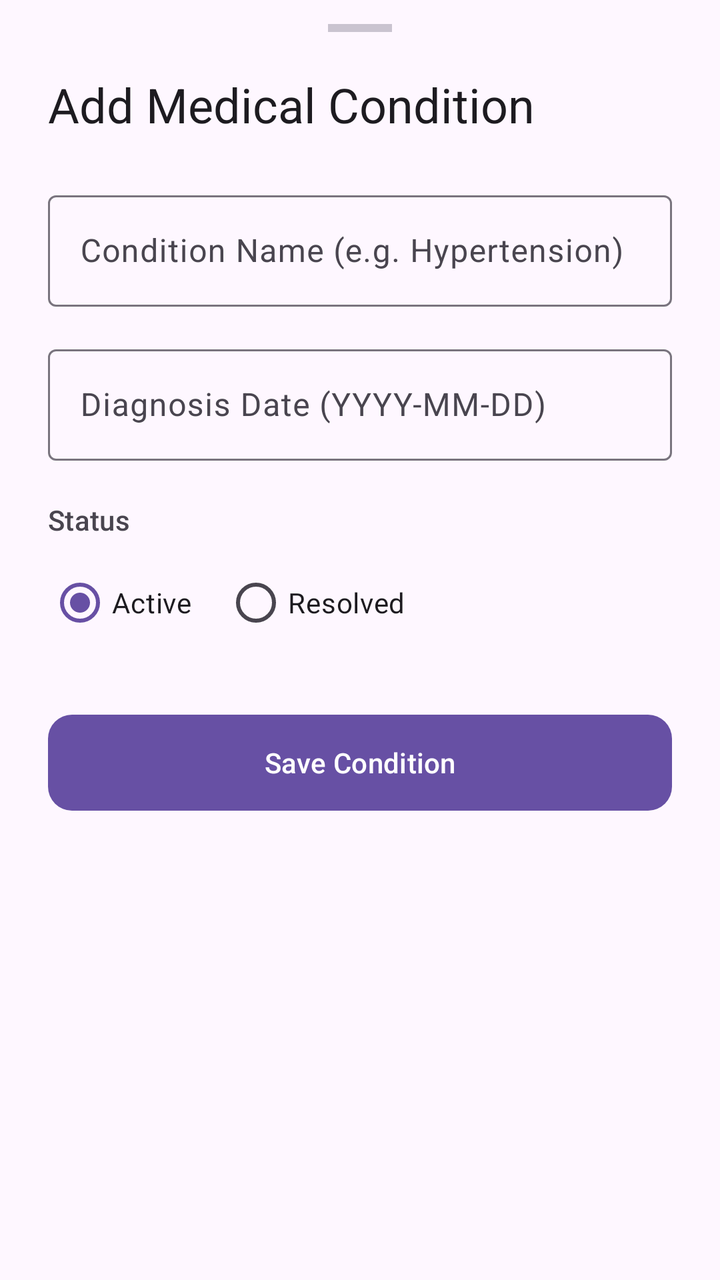
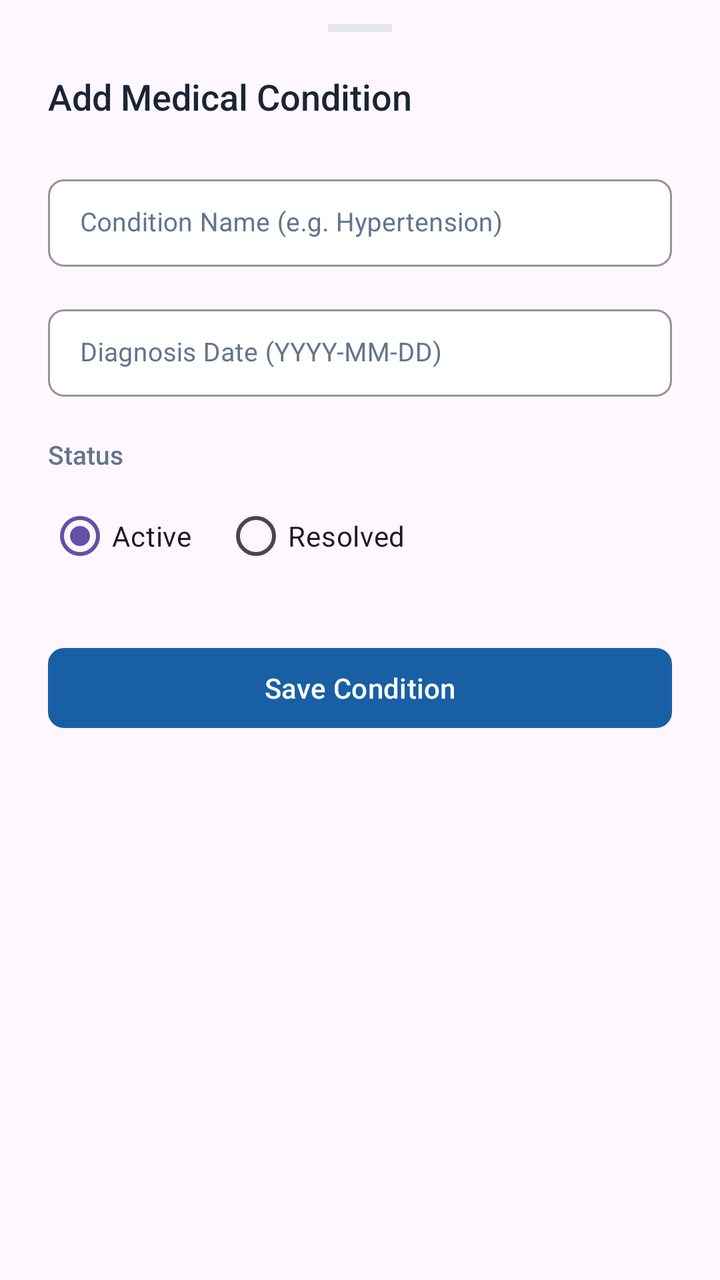

An Android layout rendered at two revisions. The XML below is the earlier revision; the diff shows what the commit changed to produce the second picture.
<!-- AndroidManifest.xml: application theme Theme.Healthcare_app -->
<!-- res/layout/bottom_sheet_add_condition.xml -->
<?xml version="1.0" encoding="utf-8"?>
<androidx.core.widget.NestedScrollView xmlns:android="http://schemas.android.com/apk/res/android"
    xmlns:app="http://schemas.android.com/apk/res-auto"
    android:layout_width="match_parent"
    android:layout_height="wrap_content">

    <LinearLayout
        android:layout_width="match_parent"
        android:layout_height="wrap_content"
        android:orientation="vertical"
        android:paddingStart="24dp"
        android:paddingEnd="24dp"
        android:paddingTop="12dp"
        android:paddingBottom="32dp">

        
        <View
            android:layout_width="32dp"
            android:layout_height="4dp"
            android:layout_gravity="center_horizontal"
            android:layout_marginBottom="20dp"
            android:background="?attr/colorOutlineVariant"
            android:backgroundTint="?attr/colorOutlineVariant" />

        
        <TextView
            android:layout_width="wrap_content"
            android:layout_height="wrap_content"
            android:text="Add Medical Condition"
            android:textAppearance="?attr/textAppearanceHeadlineSmall"
            android:textColor="?attr/colorOnSurface"
            android:layout_marginBottom="24dp" />

        
        <com.google.android.material.textfield.TextInputLayout
            style="@style/Widget.Material3.TextInputLayout.OutlinedBox"
            android:layout_width="match_parent"
            android:layout_height="wrap_content"
            android:layout_marginBottom="16dp"
            android:hint="Condition Name (e.g. Hypertension)">

            <com.google.android.material.textfield.TextInputEditText
                android:id="@+id/inputConditionName"
                android:layout_width="match_parent"
                android:layout_height="wrap_content"
                android:inputType="text" />

        </com.google.android.material.textfield.TextInputLayout>

        
        <com.google.android.material.textfield.TextInputLayout
            style="@style/Widget.Material3.TextInputLayout.OutlinedBox"
            android:layout_width="match_parent"
            android:layout_height="wrap_content"
            android:layout_marginBottom="20dp"
            android:hint="Diagnosis Date (YYYY-MM-DD)">

            <com.google.android.material.textfield.TextInputEditText
                android:id="@+id/inputDiagnosisDate"
                android:layout_width="match_parent"
                android:layout_height="wrap_content"
                android:focusable="false"
                android:clickable="true"
                android:inputType="none" />

        </com.google.android.material.textfield.TextInputLayout>

        
        <TextView
            android:layout_width="wrap_content"
            android:layout_height="wrap_content"
            android:text="Status"
            android:textAppearance="?attr/textAppearanceLabelLarge"
            android:textColor="?attr/colorOnSurfaceVariant"
            android:layout_marginBottom="8dp" />

        
        <RadioGroup
            android:id="@+id/radioGroupStatus"
            android:layout_width="match_parent"
            android:layout_height="wrap_content"
            android:orientation="horizontal"
            android:layout_marginBottom="28dp">

            <com.google.android.material.radiobutton.MaterialRadioButton
                android:id="@+id/radioActive"
                android:layout_width="wrap_content"
                android:layout_height="wrap_content"
                android:text="Active"
                android:checked="true" />

            <com.google.android.material.radiobutton.MaterialRadioButton
                android:id="@+id/radioResolved"
                android:layout_width="wrap_content"
                android:layout_height="wrap_content"
                android:layout_marginStart="16dp"
                android:text="Resolved" />

        </RadioGroup>

        
        <com.google.android.material.button.MaterialButton
            android:id="@+id/btnSaveCondition"
            android:layout_width="match_parent"
            android:layout_height="56dp"
            android:text="Save Condition"
            app:cornerRadius="12dp" />

    </LinearLayout>

</androidx.core.widget.NestedScrollView>
<!-- resources referenced by this layout -->
<resources>
  <style name="Theme.Healthcare_app" parent="Base.Theme.Healthcare_app" />
  <style name="Base.Theme.Healthcare_app" parent="Theme.Material3.DayNight.NoActionBar">
      </style>
</resources>

<!-- the commit's change to res/layout/bottom_sheet_add_condition.xml (unified diff, before → after) -->
@@ -19,21 +19,31 @@
             android:layout_height="4dp"
             android:layout_gravity="center_horizontal"
             android:layout_marginBottom="20dp"
-            android:background="?attr/colorOutlineVariant"
-            android:backgroundTint="?attr/colorOutlineVariant" />
+            android:background="#E2E8F0"
+            android:backgroundTint="#E2E8F0" />
 
         
         <TextView
             android:layout_width="wrap_content"
             android:layout_height="wrap_content"
             android:text="Add Medical Condition"
-            android:textAppearance="?attr/textAppearanceHeadlineSmall"
-            android:textColor="?attr/colorOnSurface"
+            android:textSize="18sp"
+            android:fontFamily="sans-serif-medium"
+            android:textColor="#1A2535"
             android:layout_marginBottom="24dp" />
 
         
         <com.google.android.material.textfield.TextInputLayout
-            style="@style/Widget.Material3.TextInputLayout.OutlinedBox"
+            style="@style/Widget.MaterialComponents.TextInputLayout.OutlinedBox.Dense"
+            android:textColorHint="#64748B"
+            app:boxBackgroundColor="#FFFFFF"
+            app:boxStrokeColor="#E2E8F0"
+            app:boxStrokeWidth="1dp"
+            app:boxCornerRadiusTopStart="8dp"
+            app:boxCornerRadiusTopEnd="8dp"
+            app:boxCornerRadiusBottomStart="8dp"
+            app:boxCornerRadiusBottomEnd="8dp"
+            app:hintTextColor="#185FA5"
             android:layout_width="match_parent"
             android:layout_height="wrap_content"
             android:layout_marginBottom="16dp"
@@ -43,13 +53,25 @@
                 android:id="@+id/inputConditionName"
                 android:layout_width="match_parent"
                 android:layout_height="wrap_content"
-                android:inputType="text" />
+                android:inputType="text"
+                android:textSize="13sp"
+                android:textColor="#1A2535"
+                android:fontFamily="sans-serif" />
 
         </com.google.android.material.textfield.TextInputLayout>
 
         
         <com.google.android.material.textfield.TextInputLayout
-            style="@style/Widget.Material3.TextInputLayout.OutlinedBox"
+            style="@style/Widget.MaterialComponents.TextInputLayout.OutlinedBox.Dense"
+            android:textColorHint="#64748B"
+            app:boxBackgroundColor="#FFFFFF"
+            app:boxStrokeColor="#E2E8F0"
+            app:boxStrokeWidth="1dp"
+            app:boxCornerRadiusTopStart="8dp"
+            app:boxCornerRadiusTopEnd="8dp"
+            app:boxCornerRadiusBottomStart="8dp"
+            app:boxCornerRadiusBottomEnd="8dp"
+            app:hintTextColor="#185FA5"
             android:layout_width="match_parent"
             android:layout_height="wrap_content"
             android:layout_marginBottom="20dp"
@@ -61,7 +83,10 @@
                 android:layout_height="wrap_content"
                 android:focusable="false"
                 android:clickable="true"
-                android:inputType="none" />
+                android:inputType="none"
+                android:textSize="13sp"
+                android:textColor="#1A2535"
+                android:fontFamily="sans-serif" />
 
         </com.google.android.material.textfield.TextInputLayout>
 
@@ -70,8 +95,9 @@
             android:layout_width="wrap_content"
             android:layout_height="wrap_content"
             android:text="Status"
-            android:textAppearance="?attr/textAppearanceLabelLarge"
-            android:textColor="?attr/colorOnSurfaceVariant"
+            android:textSize="13sp"
+            android:fontFamily="sans-serif-medium"
+            android:textColor="#64748B"
             android:layout_marginBottom="8dp" />
 
         
@@ -102,9 +128,14 @@
         <com.google.android.material.button.MaterialButton
             android:id="@+id/btnSaveCondition"
             android:layout_width="match_parent"
-            android:layout_height="56dp"
+            android:layout_height="48dp"
             android:text="Save Condition"
-            app:cornerRadius="12dp" />
+            app:cornerRadius="8dp"
+            app:elevation="0dp"
+            app:backgroundTint="#185FA5"
+            android:textColor="#FFFFFF"
+            android:textAllCaps="false"
+            android:fontFamily="sans-serif-medium" />
 
     </LinearLayout>
 
<!-- resource entries referenced after the edit -->
@@ -1,7 +1,32 @@
 <!-- resources referenced by this layout -->
 <resources>
   <style name="Theme.Healthcare_app" parent="Base.Theme.Healthcare_app" />
-  <style name="Base.Theme.Healthcare_app" parent="Theme.Material3.DayNight.NoActionBar">
+  <style name="Base.Theme.Healthcare_app" parent="Theme.Material3.Light.NoActionBar">
+          <item name="bottomSheetDialogTheme">@style/Theme.Healthcare_app.BottomSheetDialog</item>
+      </style>
+  <style name="Theme.Healthcare_app.BottomSheetDialog" parent="ThemeOverlay.Material3.BottomSheetDialog">
+          <item name="android:windowIsFloating">false</item>
+          <item name="android:backgroundDimEnabled">true</item>
+          
+          <item name="colorSurface">#FFFFFF</item>
+          <item name="colorOnSurface">#1A2535</item>
+          <item name="colorOnSurfaceVariant">#64748B</item>
+          <item name="android:colorBackground">#FFFFFF</item>
+          <item name="colorPrimary">#185FA5</item>
+          <item name="colorOnPrimary">#FFFFFF</item>
+          
+          <item name="android:textColorPrimary">#1A2535</item>
+          <item name="android:textColorSecondary">#64748B</item>
+          <item name="android:textColorHint">#64748B</item>
+          
+          <item name="colorControlNormal">#E2E8F0</item>
+          <item name="colorControlActivated">#185FA5</item>
+          
+          <item name="bottomSheetStyle">@style/LightBottomSheetStyle</item>
+      </style>
+  <style name="LightBottomSheetStyle" parent="Widget.Material3.BottomSheet.Modal">
+          <item name="backgroundTint">#FFFFFF</item>
+          <item name="android:elevation">0dp</item>
       </style>
 </resources>
 
